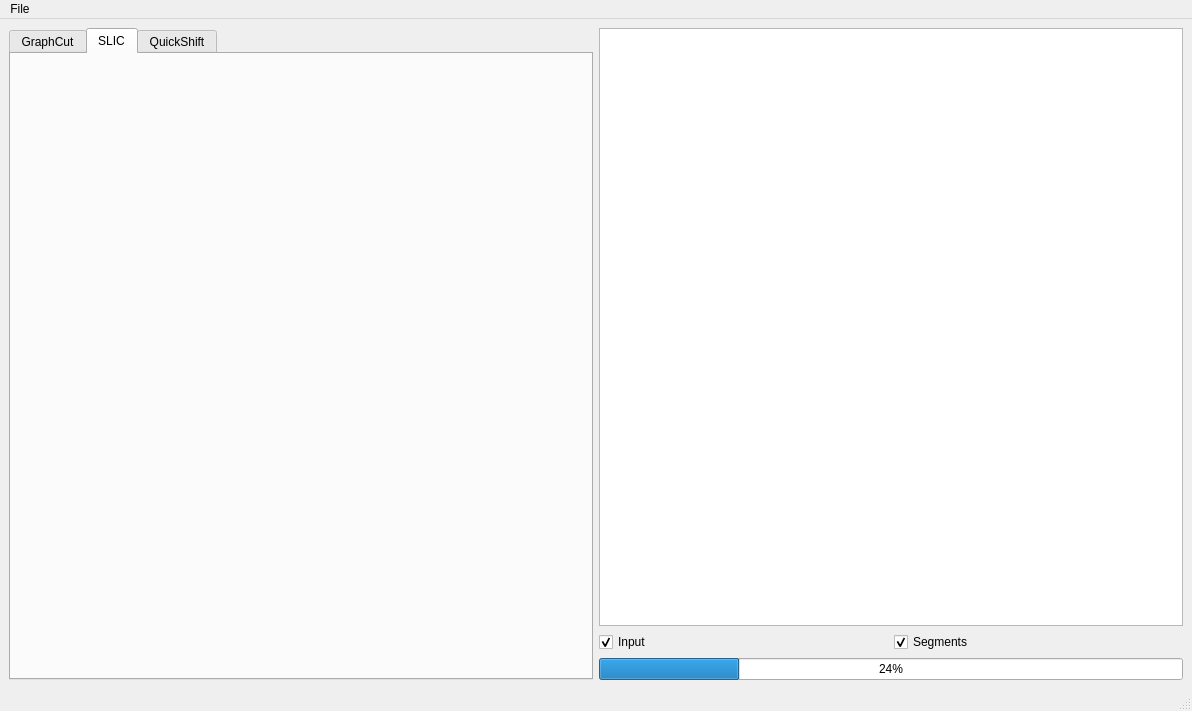
Qt form GUI/SuperPixelSegmentationGUI.ui (daviddoria/SuperPixelSegmentation) before a commit.
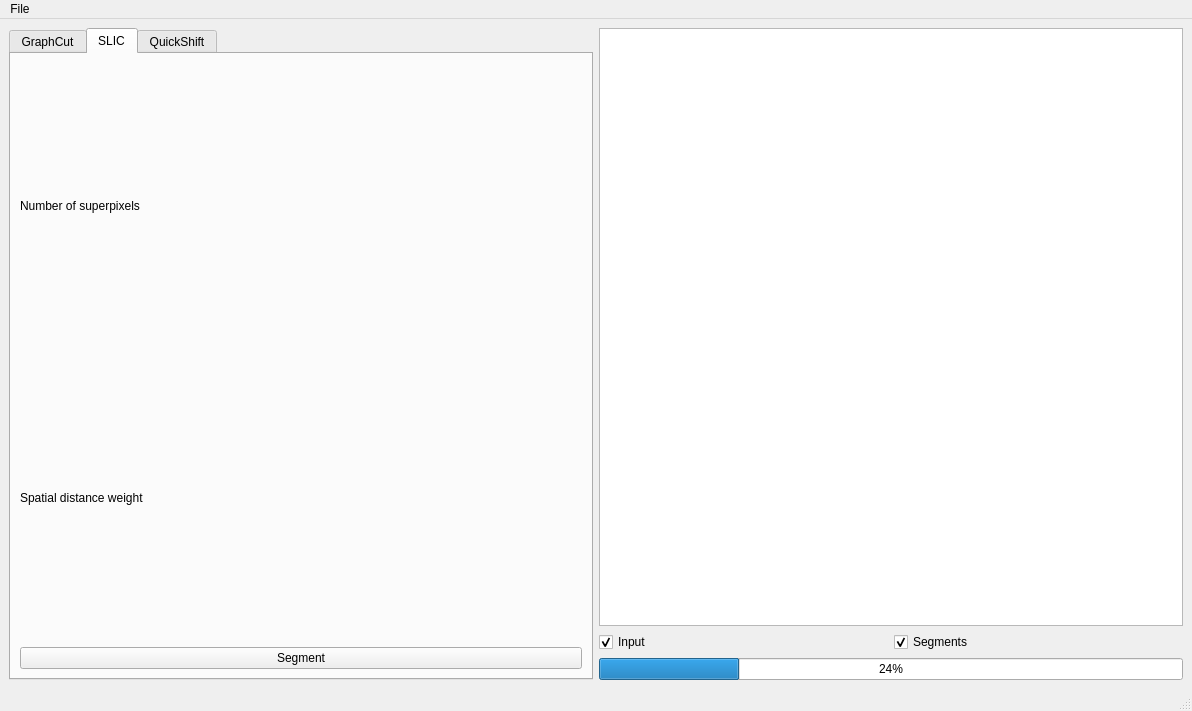
The same form after that commit. The open tabs and pages were chosen to show the change. Custom widgets are drawn as their Qt base class.

Commit message: Added SLIC. Needs testing.

The edit to the form file:
```diff
--- a/GUI/SuperPixelSegmentationGUI.ui
+++ b/GUI/SuperPixelSegmentationGUI.ui
@@ -94,6 +94,57 @@
          <attribute name="title">
           <string>SLIC</string>
          </attribute>
+         <layout class="QVBoxLayout" name="verticalLayout_4">
+          <item>
+           <layout class="QHBoxLayout" name="horizontalLayout_6">
+            <item>
+             <widget class="QLabel" name="label_3">
+              <property name="text">
+               <string>Number of superpixels</string>
+              </property>
+             </widget>
+            </item>
+            <item>
+             <widget class="LabeledSlider" name="sldSLICNumberOfSuperPixels">
+              <property name="toolTip">
+               <string>The current time</string>
+              </property>
+              <property name="whatsThis">
+               <string>The slider widget displays the min, max, and selected values.</string>
+              </property>
+             </widget>
+            </item>
+           </layout>
+          </item>
+          <item>
+           <layout class="QHBoxLayout" name="horizontalLayout_7">
+            <item>
+             <widget class="QLabel" name="label_4">
+              <property name="text">
+               <string>Spatial distance weight</string>
+              </property>
+             </widget>
+            </item>
+            <item>
+             <widget class="FloatSlider" name="sldSLICSpatialDistanceWeight">
+              <property name="toolTip">
+               <string>The current time</string>
+              </property>
+              <property name="whatsThis">
+               <string>The float slider widget allows the user to select a float value.</string>
+              </property>
+             </widget>
+            </item>
+           </layout>
+          </item>
+          <item>
+           <widget class="QPushButton" name="btnSegmentSLIC">
+            <property name="text">
+             <string>Segment</string>
+            </property>
+           </widget>
+          </item>
+         </layout>
         </widget>
         <widget class="QWidget" name="tab_3">
          <attribute name="title">
@@ -177,7 +228,7 @@
  <customwidgets>
   <customwidget>
    <class>FloatSlider</class>
-   <extends>QWidget</extends>
+   <extends>LabeledSlider</extends>
    <header>FloatSlider.h</header>
   </customwidget>
   <customwidget>
```
Left out of the diff: 17 changed lines with no effect on the pictures. The commit also changes 11 other files.
